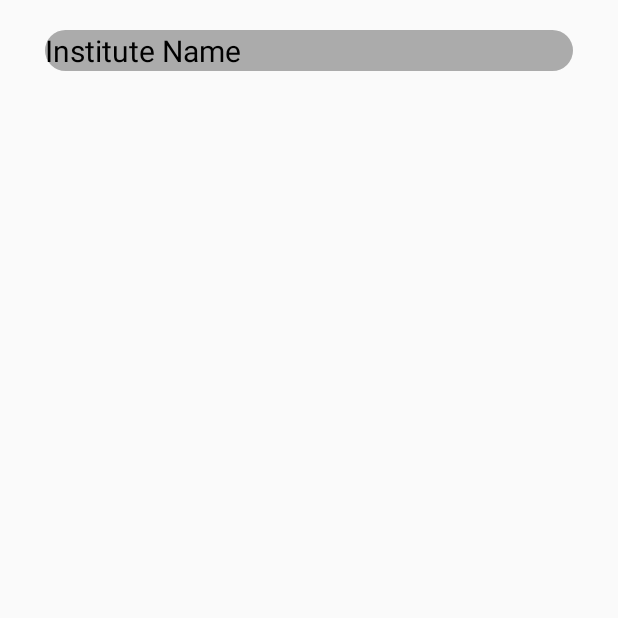
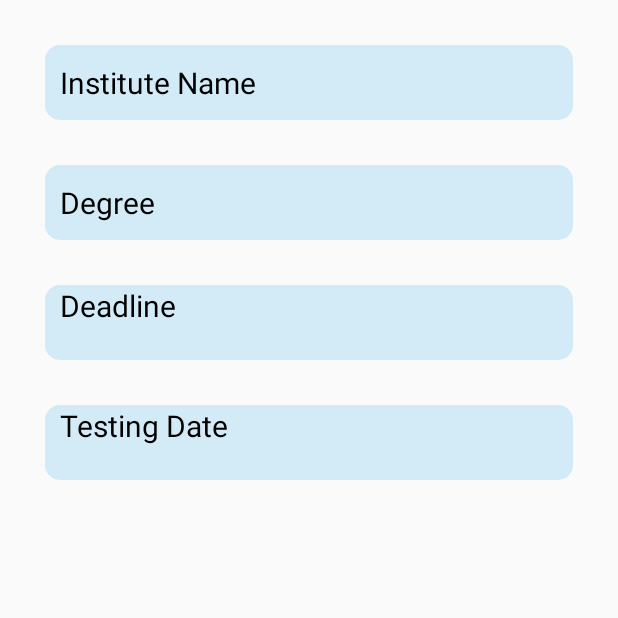
Before and after one commit to Karma8o1/FinalPrivate, an Android app: the fragment adding shown on its own in the app's theme, on a phone screen of 412 x 824 dp, the top half of it. Run offline under Robolectric (Android 15) with nearby library versions, the phone set to English and light mode, and no system bars.

Commit message:
FINALIZING PROJECT

```diff
--- a/app/src/main/res/layout/activity_signup.xml
+++ b/app/src/main/res/layout/activity_signup.xml
@@ -107,7 +107,7 @@
             android:autofillHints="false"
             android:textColorHint="@color/white">
 
-            <EditText
+            <TextView
                 android:id="@+id/DOB"
                 android:layout_width="match_parent"
                 android:layout_height="50sp"
--- a/app/src/main/res/layout/fragment_adding.xml
+++ b/app/src/main/res/layout/fragment_adding.xml
@@ -1,25 +1,74 @@
 <?xml version="1.0" encoding="utf-8"?>
-<RelativeLayout xmlns:android="http://schemas.android.com/apk/res/android"
+<ScrollView xmlns:android="http://schemas.android.com/apk/res/android"
     xmlns:tools="http://schemas.android.com/tools"
     android:layout_width="match_parent"
     android:layout_height="match_parent"
     xmlns:app="http://schemas.android.com/apk/res-auto"
     tools:context=".adding">
-<ScrollView
+<RelativeLayout
     android:layout_width="fill_parent"
     android:layout_height="match_parent"
     android:id="@+id/sc"
     android:scrollbarSize="0sp">
-    <TextView
+    <EditText
         android:layout_width="match_parent"
-        android:layout_height="wrap_content"
+        android:layout_height="50sp"
+        android:id="@+id/ins_name"
         android:hint="Institute Name"
         android:textColorHint="@color/black"
-        android:layout_marginTop="20sp"
+        android:layout_marginTop="30sp"
         android:layout_marginStart="30sp"
         android:layout_marginEnd="30sp"
         android:textSize="20sp"
-        android:background="@drawable/mybutton"/>
-</ScrollView>
+        android:background="@drawable/textfield"
+        android:backgroundTint="#D2EBF6"
+        android:paddingLeft="10sp"
+        />
+    <EditText
+        android:layout_width="match_parent"
+        android:layout_height="50sp"
+        android:hint="Degree"
+        android:id="@+id/degree"
+        android:textColorHint="@color/black"
+        android:layout_below="@id/ins_name"
+        android:layout_marginTop="30sp"
+        android:layout_marginStart="30sp"
+        android:layout_marginEnd="30sp"
+        android:textSize="20sp"
+        android:background="@drawable/textfield"
+        android:backgroundTint="#D2EBF6"
+        android:paddingLeft="10sp"
+        />
+    <TextView
+        android:layout_width="match_parent"
+        android:layout_height="50sp"
+        android:hint="Deadline"
+        android:id="@+id/deadline"
+        android:layout_below="@id/degree"
+        android:textColorHint="@color/black"
+        android:layout_marginTop="30sp"
+        android:layout_marginStart="30sp"
+        android:layout_marginEnd="30sp"
+        android:textSize="20sp"
+        android:background="@drawable/textfield"
+        android:backgroundTint="#D2EBF6"
+        android:paddingLeft="10sp"
+        />
+    <TextView
+        android:layout_width="match_parent"
+        android:layout_height="50sp"
+        android:hint="Testing Date"
+        android:layout_below="@id/deadline"
+        android:textColorHint="@color/black"
+        android:layout_marginTop="30sp"
+        android:layout_marginStart="30sp"
+        android:layout_marginEnd="30sp"
+        android:textSize="20sp"
+        android:background="@drawable/textfield"
+        android:backgroundTint="#D2EBF6"
+        android:paddingLeft="10sp"
+        />
 
 </RelativeLayout>
+
+</ScrollView>
```
Also changed, not shown: app/src/main/java/com/example/stc/DatePickerFragment.java (added, +25 -0 lines), app/src/main/java/com/example/stc/signup.java (+25 -2 lines).
